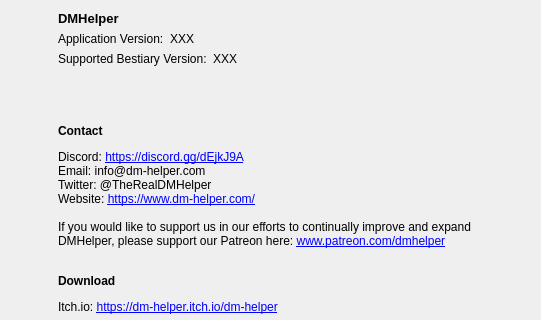
Before: the Qt Designer form DMHelper/src/aboutdialog.ui in MMetze/DMHelper, drawn with Qt 5; both pictures show x 259 to 800 and y 0 to 320 of the 800 by 729 pixel window.
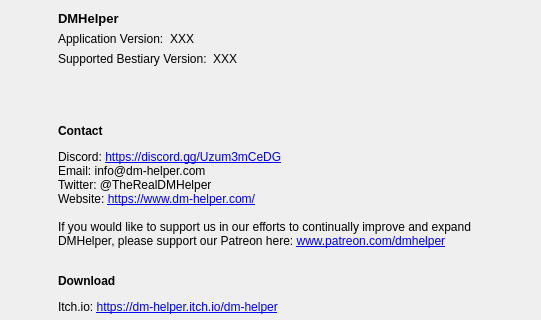
After: the same form once the commit is applied. Icons and pictures are not drawn.

Commit message: Fixed bestiary bug, added first start dialog, fixed some Discord links

```diff
--- a/DMHelper/src/aboutdialog.ui
+++ b/DMHelper/src/aboutdialog.ui
@@ -175,7 +175,7 @@
        <item>
         <widget class="QLabel" name="label_6">
          <property name="text">
-          <string>&lt;html&gt;&lt;head/&gt;&lt;body&gt;&lt;p&gt;&lt;span style=&quot; font-weight:600;&quot;&gt;Contact&lt;/span&gt;&lt;/p&gt;&lt;p&gt;Discord: &lt;a href=&quot;https://discord.gg/C7zPKBp&quot;&gt;&lt;span style=&quot; text-decoration: underline; color:#0000ff;&quot;&gt;https://discord.gg/dEjkJ9A&lt;/span&gt;&lt;/a&gt;&lt;br/&gt;Email: info@dm-helper.com&lt;br/&gt;Twitter: @TheRealDMHelper&lt;br/&gt;Website: &lt;a href=&quot;https://www.dm-helper.com/&quot;&gt;&lt;span style=&quot; text-decoration: underline; color:#0000ff;&quot;&gt;https://www.dm-helper.com/&lt;/span&gt;&lt;/a&gt;&lt;br/&gt;&lt;br/&gt;If you would like to support us in our efforts to continually improve and expand DMHelper, please support our Patreon here: &lt;a href=&quot;www.patreon.com/dmhelper&quot;&gt;&lt;span style=&quot; text-decoration: underline; color:#0000ff;&quot;&gt;www.patreon.com/dmhelper&lt;/span&gt;&lt;/a&gt;&lt;br/&gt;&lt;/p&gt;&lt;p&gt;&lt;span style=&quot; font-weight:600;&quot;&gt;Download&lt;/span&gt;&lt;/p&gt;&lt;p&gt;Itch.io: &lt;a href=&quot;https://dm-helper.itch.io/dm-helper&quot;&gt;&lt;span style=&quot; text-decoration: underline; color:#0000ff;&quot;&gt;https://dm-helper.itch.io/dm-helper&lt;/span&gt;&lt;/a&gt;&lt;/p&gt;&lt;p&gt;DriveThruRPG.com: &lt;a href=&quot;https://www.drivethrurpg.com/product/274208/DM-Helper&quot;&gt;&lt;span style=&quot; text-decoration: underline; color:#0000ff;&quot;&gt;https://www.drivethrurpg.com/product/274208/DM-Helper&lt;/span&gt;&lt;/a&gt;&lt;/p&gt;&lt;/body&gt;&lt;/html&gt;</string>
+          <string>&lt;html&gt;&lt;head/&gt;&lt;body&gt;&lt;p&gt;&lt;span style=&quot; font-weight:600;&quot;&gt;Contact&lt;/span&gt;&lt;/p&gt;&lt;p&gt;Discord: &lt;a href=&quot;https://discord.gg/Uzum3mCeDG&quot;&gt;&lt;span style=&quot; text-decoration: underline; color:#0000ff;&quot;&gt;https://discord.gg/Uzum3mCeDG&lt;/span&gt;&lt;/a&gt;&lt;br/&gt;Email: info@dm-helper.com&lt;br/&gt;Twitter: @TheRealDMHelper&lt;br/&gt;Website: &lt;a href=&quot;https://www.dm-helper.com/&quot;&gt;&lt;span style=&quot; text-decoration: underline; color:#0000ff;&quot;&gt;https://www.dm-helper.com/&lt;/span&gt;&lt;/a&gt;&lt;br/&gt;&lt;br/&gt;If you would like to support us in our efforts to continually improve and expand DMHelper, please support our Patreon here: &lt;a href=&quot;www.patreon.com/dmhelper&quot;&gt;&lt;span style=&quot; text-decoration: underline; color:#0000ff;&quot;&gt;www.patreon.com/dmhelper&lt;/span&gt;&lt;/a&gt;&lt;br/&gt;&lt;/p&gt;&lt;p&gt;&lt;span style=&quot; font-weight:600;&quot;&gt;Download&lt;/span&gt;&lt;/p&gt;&lt;p&gt;Itch.io: &lt;a href=&quot;https://dm-helper.itch.io/dm-helper&quot;&gt;&lt;span style=&quot; text-decoration: underline; color:#0000ff;&quot;&gt;https://dm-helper.itch.io/dm-helper&lt;/span&gt;&lt;/a&gt;&lt;/p&gt;&lt;p&gt;DriveThruRPG.com: &lt;a href=&quot;https://www.drivethrurpg.com/product/274208/DM-Helper&quot;&gt;&lt;span style=&quot; text-decoration: underline; color:#0000ff;&quot;&gt;https://www.drivethrurpg.com/product/274208/DM-Helper&lt;/span&gt;&lt;/a&gt;&lt;/p&gt;&lt;/body&gt;&lt;/html&gt;</string>
          </property>
          <property name="textFormat">
           <enum>Qt::RichText</enum>
```
Left out of the diff: 1 changed line with no effect on the pictures. The commit also changes 17 other files.
